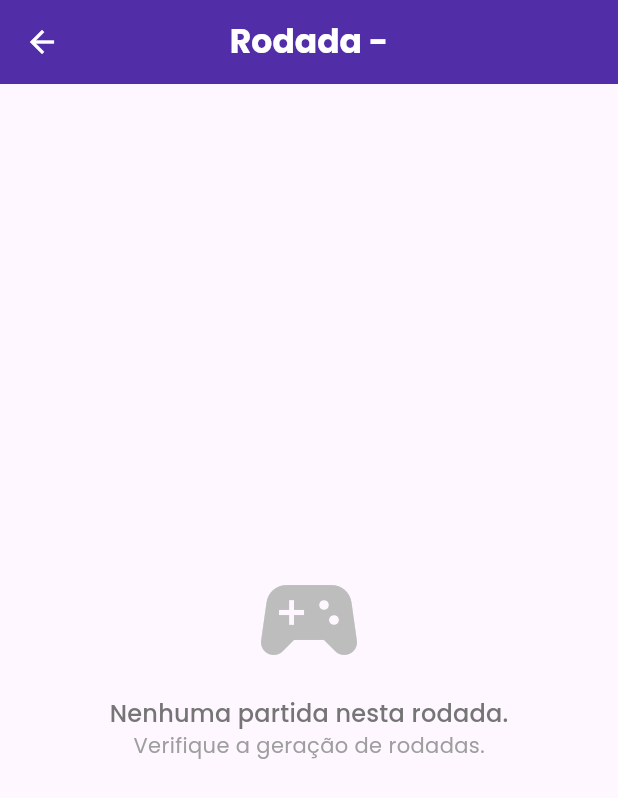
After one commit to BarukFreitas/Swico, a Flutter app: the RoundsScreen screen opened directly, on a phone screen of 412 x 824 dp. The commit adds this screen. Shown: the top 798 px of the screen. Run offline on Flutter 3.47's test engine with Material 3 defaults, Android fonts, the light colour scheme and no system bars; our stand-ins replace google_fonts.

Commit message:
partidas e rodadas

```diff
--- a/lib/main.dart
+++ b/lib/main.dart
@@ -16,6 +16,8 @@ void main() {
 }
 
 class MyApp extends StatelessWidget {
+  const MyApp({super.key});
+
   @override
   Widget build(BuildContext context) {
     return MaterialApp(
--- /dev/null
+++ b/lib/models/match.dart
@@ -0,0 +1,24 @@
+import 'package:swico/models/player.dart';
+
+enum MatchResult {
+  player1Wins,
+  player2Wins,
+  draw,
+  notPlayed
+}
+
+class Match {
+  final Player player1;
+  final Player player2;
+  MatchResult result;
+
+  Match({
+    required this.player1,
+    required this.player2,
+    this.result = MatchResult.notPlayed
+  });
+
+  void updateResult(MatchResult newResult) {
+    result = newResult;
+  }
+}
--- /dev/null
+++ b/lib/models/round.dart
@@ -0,0 +1,17 @@
+import 'package:swico/models/match.dart';
+
+class Round {
+  final int roundNumber;
+  final List<Match> matches;
+  bool isCompleted;
+
+  Round({
+    required this.roundNumber,
+    required this.matches,
+    this.isCompleted = false
+  });
+
+  void checkCompletion() {
+    isCompleted = matches.every((match) => match.result != MatchResult.notPlayed);
+  }
+}
--- /dev/null
+++ b/lib/screens/rounds_screen.dart
@@ -0,0 +1,132 @@
+import 'package:flutter/material.dart';
+import 'package:provider/provider.dart';
+import 'package:swico/providers/tournament_provider.dart';
+import 'package:google_fonts/google_fonts.dart';
+import 'package:swico/widgets/match_card.dart';
+
+class RoundsScreen extends StatelessWidget {
+  const RoundsScreen({super.key});
+
+  @override
+  Widget build(BuildContext context) {
+    return Scaffold(
+      appBar: AppBar(
+        title: Consumer<TournamentProvider>(
+          builder: (context, tournamentProvider, child) {
+            return Text('Rodada ${tournamentProvider.currentRound?.roundNumber ?? '-'}');
+          },
+        ),
+        centerTitle: true,
+      ),
+      body: Consumer<TournamentProvider>(
+        builder: (context, tournamentProvider, child) {
+          if (tournamentProvider.currentRound == null || tournamentProvider.currentRound!.matches.isEmpty) {
+            return Center(
+              child: Column(
+                mainAxisAlignment: MainAxisAlignment.center,
+                children: [
+                  Icon(Icons.sports_esports, size: 80, color: Colors.grey.shade400),
+                  SizedBox(height: 10),
+                  Text(
+                    'Nenhuma partida nesta rodada.',
+                    style: Theme.of(context).textTheme.titleMedium?.copyWith(color: Colors.grey.shade600),
+                  ),
+                  Text(
+                    'Verifique a geração de rodadas.',
+                    style: Theme.of(context).textTheme.bodyMedium?.copyWith(color: Colors.grey.shade500),
+                  ),
+                ],
+              ),
+            );
+          }
+
+          return Column(
+            children: [
+              Padding(
+                padding: const EdgeInsets.all(16.0),
+                child: Card(
+                  color: Theme.of(context).primaryColor.withOpacity(0.05),
+                  child: Padding(
+                    padding: const EdgeInsets.all(16.0),
+                    child: Column(
+                      crossAxisAlignment: CrossAxisAlignment.stretch,
+                      children: [
+                        Text(
+                          'Partidas da Rodada:',
+                          style: GoogleFonts.poppins(
+                            fontSize: 20,
+                            fontWeight: FontWeight.bold,
+                            color: Theme.of(context).primaryColorDark,
+                          ),
+                          textAlign: TextAlign.center,
+                        ),
+                        SizedBox(height: 10),
+                        Text(
+                          'Rodada Completa: ${tournamentProvider.currentRound!.isCompleted ? 'Sim' : 'Não'}',
+                          style: GoogleFonts.poppins(
+                            fontSize: 16,
+                            color: tournamentProvider.currentRound!.isCompleted ? Colors.green.shade700 : Colors.red.shade700,
+                            fontWeight: FontWeight.w500,
+                          ),
+                          textAlign: TextAlign.center,
+                        ),
+                      ],
+                    ),
+                  ),
+                ),
+              ),
+              Expanded(
+                child: ListView.builder(
+                  itemCount: tournamentProvider.currentRound!.matches.length,
+                  itemBuilder: (context, index) {
+                    final match = tournamentProvider.currentRound!.matches[index];
+                    return MatchCard(
+                      match: match,
+                      onResultSelected: (result) {
+                        tournamentProvider.registerMatchResult(match, result);
+                      },
+                    );
+                  },
+                ),
+              ),
+              Padding(
+                padding: const EdgeInsets.all(16.0),
+                child: ElevatedButton.icon(
+                  onPressed: tournamentProvider.currentRound!.isCompleted
+                      ? () {
+                          tournamentProvider.advanceToNextRound();
+                          if (tournamentProvider.currentRound == null) {
+                            ScaffoldMessenger.of(context).showSnackBar(
+                              SnackBar(
+                                content: Text('Fim do torneio ou sem mais rodadas!'),
+                                backgroundColor: Colors.blueAccent,
+                              ),
+                            );
+                            Navigator.of(context).pop();
+                          } else {
+                            ScaffoldMessenger.of(context).showSnackBar(
+                              SnackBar(
+                                content: Text('Rodada ${tournamentProvider.currentRound!.roundNumber} iniciada!'),
+                                backgroundColor: Colors.green,
+                              ),
+                            );
+                          }
+                        }
+                      : null,
+                  icon: Icon(Icons.skip_next),
+                  label: Text('Próxima Rodada'),
+                  style: ElevatedButton.styleFrom(
+                    padding: EdgeInsets.symmetric(vertical: 15),
+                    backgroundColor: tournamentProvider.currentRound!.isCompleted ? Colors.deepPurple : Colors.grey,
+                    foregroundColor: Colors.white,
+                    shape: RoundedRectangleBorder(borderRadius: BorderRadius.circular(10)),
+                  ),
+                ),
+              ),
+            ],
+          );
+        },
+      ),
+    );
+  }
+}
--- a/lib/widgets/add_player_dialog.dart
+++ b/lib/widgets/add_player_dialog.dart
@@ -6,10 +6,10 @@ class AddPlayerDialog extends StatelessWidget {
   final Function(String) onAddPlayer;
 
   const AddPlayerDialog({
-    Key? key,
+    super.key,
     required this.playerNameController,
     required this.onAddPlayer,
-  }) : super(key: key);
+  });
 
   @override
   Widget build(BuildContext context) {
--- a/lib/widgets/player_list_title.dart
+++ b/lib/widgets/player_list_title.dart
@@ -7,10 +7,10 @@ class PlayerListTile extends StatelessWidget {
   final VoidCallback onRemove;
 
   const PlayerListTile({
-    Key? key,
+    super.key,
     required this.player,
     required this.onRemove,
-  }) : super(key: key);
+  });
 
   @override
   Widget build(BuildContext context) {
@@ -21,8 +21,8 @@ class PlayerListTile extends StatelessWidget {
         contentPadding: EdgeInsets.symmetric(horizontal: 20, vertical: 10),
         leading: CircleAvatar(
           backgroundColor: Theme.of(context).primaryColor.withOpacity(0.1),
+          radius: 25,
           child: Icon(Icons.person, color: Theme.of(context).primaryColor),
-          radius: 25,
         ),
         title: Text(
           player.name,
```
Also changed, not shown: lib/providers/tournament_provider.dart (+78 -1 lines), lib/screens/home_screen.dart (+8 -0 lines), lib/widgets/match_card.dart (added, +157 -0 lines).
